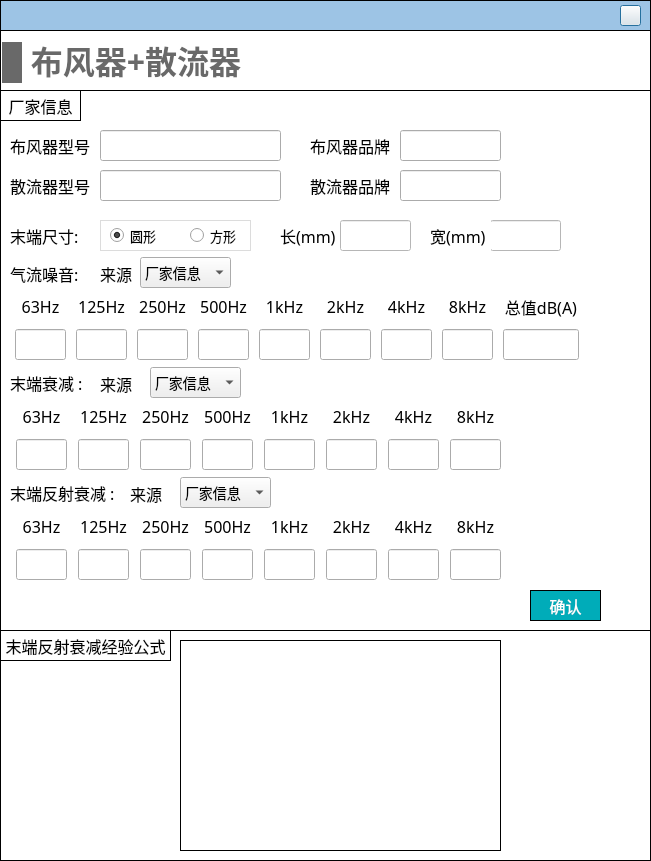
The window that NoiseCalSoft/inputDialog/dialog_air_diff.ui (SheepBowwow/NoiCal) describes before a commit, drawn with Qt 5.
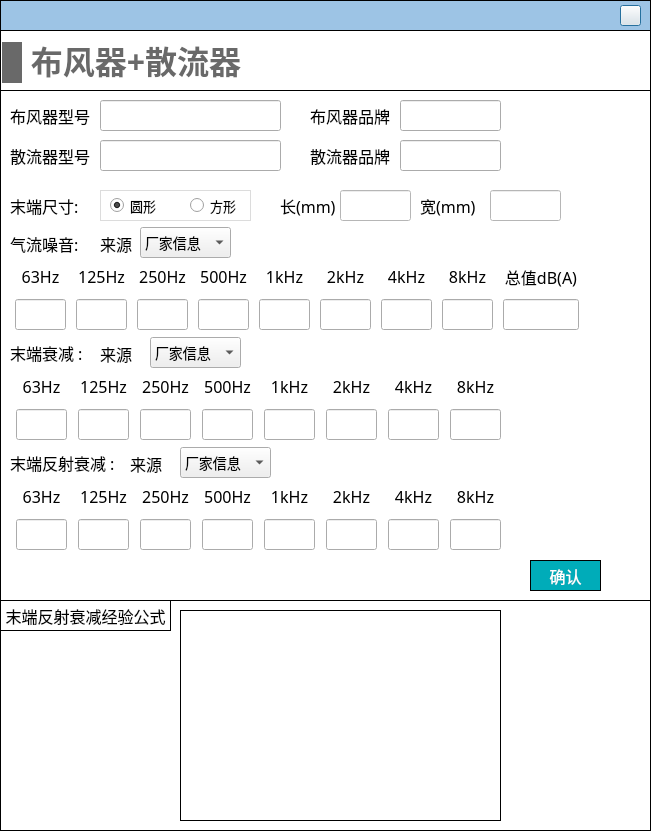
The same window after the commit. Icons and pictures are not drawn.

The edit to the form file:
```diff
--- a/NoiseCalSoft/inputDialog/dialog_air_diff.ui
+++ b/NoiseCalSoft/inputDialog/dialog_air_diff.ui
@@ -7,7 +7,7 @@
     <x>0</x>
     <y>0</y>
     <width>651</width>
-    <height>861</height>
+    <height>831</height>
    </rect>
   </property>
   <property name="font">
@@ -77,7 +77,7 @@
      <x>0</x>
      <y>30</y>
      <width>651</width>
-     <height>601</height>
+     <height>571</height>
     </rect>
    </property>
    <property name="styleSheet">
@@ -92,7 +92,7 @@
       <x>0</x>
       <y>60</y>
       <width>651</width>
-      <height>541</height>
+      <height>511</height>
      </rect>
     </property>
     <property name="font">
@@ -132,7 +132,7 @@
      <property name="geometry">
       <rect>
        <x>310</x>
-       <y>40</y>
+       <y>10</y>
        <width>91</width>
        <height>31</height>
       </rect>
@@ -151,7 +151,7 @@
      <property name="geometry">
       <rect>
        <x>10</x>
-       <y>40</y>
+       <y>10</y>
        <width>91</width>
        <height>31</height>
       </rect>
@@ -170,7 +170,7 @@
      <property name="geometry">
       <rect>
        <x>400</x>
-       <y>40</y>
+       <y>10</y>
        <width>101</width>
        <height>31</height>
       </rect>
@@ -186,7 +186,7 @@
      <property name="geometry">
       <rect>
        <x>11</x>
-       <y>200</y>
+       <y>170</y>
        <width>581</width>
        <height>72</height>
       </rect>
@@ -741,7 +741,7 @@
      <property name="geometry">
       <rect>
        <x>10</x>
-       <y>163</y>
+       <y>133</y>
        <width>81</width>
        <height>41</height>
       </rect>
@@ -760,7 +760,7 @@
      <property name="geometry">
       <rect>
        <x>10</x>
-       <y>272</y>
+       <y>242</y>
        <width>81</width>
        <height>41</height>
       </rect>
@@ -779,7 +779,7 @@
      <property name="geometry">
       <rect>
        <x>11</x>
-       <y>310</y>
+       <y>280</y>
        <width>501</width>
        <height>72</height>
       </rect>
@@ -1274,7 +1274,7 @@
      <property name="geometry">
       <rect>
        <x>100</x>
-       <y>130</y>
+       <y>100</y>
        <width>151</width>
        <height>31</height>
       </rect>
@@ -1331,7 +1331,7 @@
      <property name="geometry">
       <rect>
        <x>270</x>
-       <y>130</y>
+       <y>100</y>
        <width>291</width>
        <height>31</height>
       </rect>
@@ -1386,7 +1386,7 @@
       <widget class="QLabel" name="label_27">
        <property name="geometry">
         <rect>
-         <x>160</x>
+         <x>150</x>
          <y>0</y>
          <width>61</width>
          <height>31</height>
@@ -1461,7 +1461,7 @@
      <property name="geometry">
       <rect>
        <x>11</x>
-       <y>420</y>
+       <y>390</y>
        <width>501</width>
        <height>72</height>
       </rect>
@@ -1956,7 +1956,7 @@
      <property name="geometry">
       <rect>
        <x>10</x>
-       <y>382</y>
+       <y>352</y>
        <width>111</width>
        <height>41</height>
       </rect>
@@ -1975,7 +1975,7 @@
      <property name="geometry">
       <rect>
        <x>10</x>
-       <y>130</y>
+       <y>100</y>
        <width>81</width>
        <height>31</height>
       </rect>
@@ -1994,7 +1994,7 @@
      <property name="geometry">
       <rect>
        <x>10</x>
-       <y>80</y>
+       <y>50</y>
        <width>91</width>
        <height>31</height>
       </rect>
@@ -2013,7 +2013,7 @@
      <property name="geometry">
       <rect>
        <x>100</x>
-       <y>40</y>
+       <y>10</y>
        <width>181</width>
        <height>31</height>
       </rect>
@@ -2029,7 +2029,7 @@
      <property name="geometry">
       <rect>
        <x>100</x>
-       <y>80</y>
+       <y>50</y>
        <width>181</width>
        <height>31</height>
       </rect>
@@ -2045,7 +2045,7 @@
      <property name="geometry">
       <rect>
        <x>530</x>
-       <y>500</y>
+       <y>470</y>
        <width>71</width>
        <height>31</height>
       </rect>
@@ -2080,7 +2080,7 @@
      <property name="geometry">
       <rect>
        <x>310</x>
-       <y>80</y>
+       <y>50</y>
        <width>91</width>
        <height>31</height>
       </rect>
@@ -2099,7 +2099,7 @@
      <property name="geometry">
       <rect>
        <x>400</x>
-       <y>80</y>
+       <y>50</y>
        <width>101</width>
        <height>31</height>
       </rect>
@@ -2111,36 +2111,11 @@
       </font>
      </property>
     </widget>
-    <widget class="QLabel" name="label_39">
-     <property name="geometry">
-      <rect>
-       <x>0</x>
-       <y>0</y>
-       <width>81</width>
-       <height>31</height>
-      </rect>
-     </property>
-     <property name="font">
-      <font>
-       <family>黑体</family>
-       <pointsize>-1</pointsize>
-      </font>
-     </property>
-     <property name="styleSheet">
-      <string notr="true">border: 1px solid #000000;</string>
-     </property>
-     <property name="text">
-      <string>厂家信息</string>
-     </property>
-     <property name="alignment">
-      <set>Qt::AlignCenter</set>
-     </property>
-    </widget>
     <widget class="QComboBox" name="comboBox_noi_data_source">
      <property name="geometry">
       <rect>
        <x>140</x>
-       <y>167</y>
+       <y>137</y>
        <width>91</width>
        <height>31</height>
       </rect>
@@ -2166,7 +2141,7 @@
      <property name="geometry">
       <rect>
        <x>100</x>
-       <y>163</y>
+       <y>133</y>
        <width>41</width>
        <height>41</height>
       </rect>
@@ -2185,7 +2160,7 @@
      <property name="geometry">
       <rect>
        <x>150</x>
-       <y>277</y>
+       <y>247</y>
        <width>91</width>
        <height>31</height>
       </rect>
@@ -2211,7 +2186,7 @@
      <property name="geometry">
       <rect>
        <x>100</x>
-       <y>273</y>
+       <y>243</y>
        <width>41</width>
        <height>41</height>
       </rect>
@@ -2230,7 +2205,7 @@
      <property name="geometry">
       <rect>
        <x>180</x>
-       <y>387</y>
+       <y>357</y>
        <width>91</width>
        <height>31</height>
       </rect>
@@ -2261,7 +2236,7 @@
      <property name="geometry">
       <rect>
        <x>130</x>
-       <y>383</y>
+       <y>353</y>
        <width>41</width>
        <height>41</height>
       </rect>
@@ -2342,7 +2317,7 @@
    <property name="geometry">
     <rect>
      <x>0</x>
-     <y>630</y>
+     <y>600</y>
      <width>651</width>
      <height>231</height>
     </rect>
```
